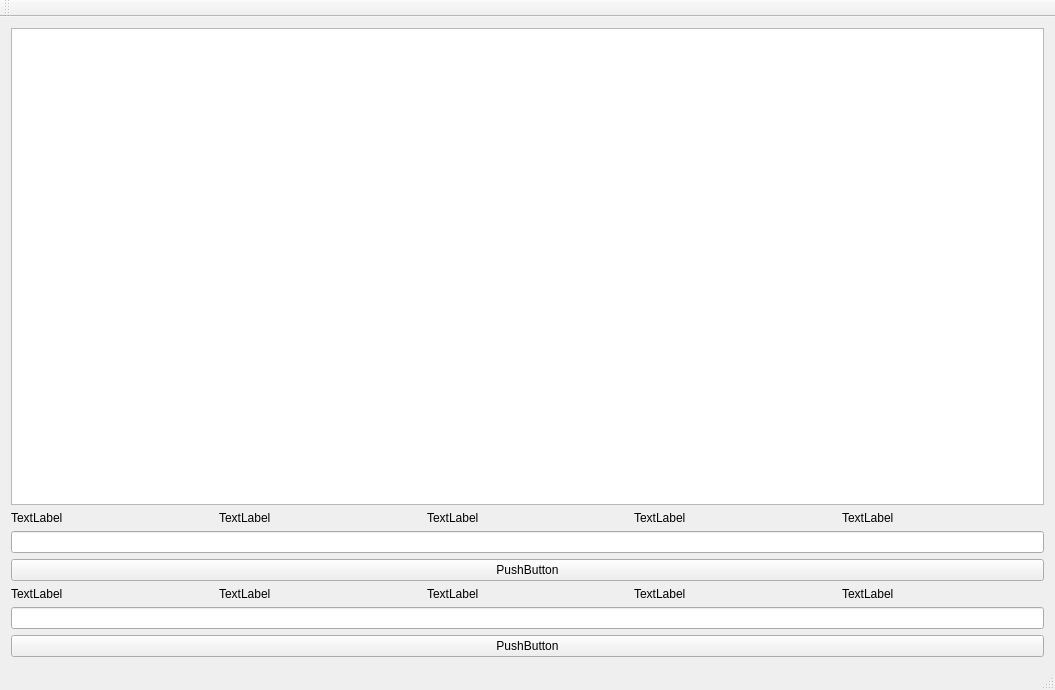
The window that consoleui.ui (gerwang/PlayGwent) describes before a commit, drawn with Qt 5.
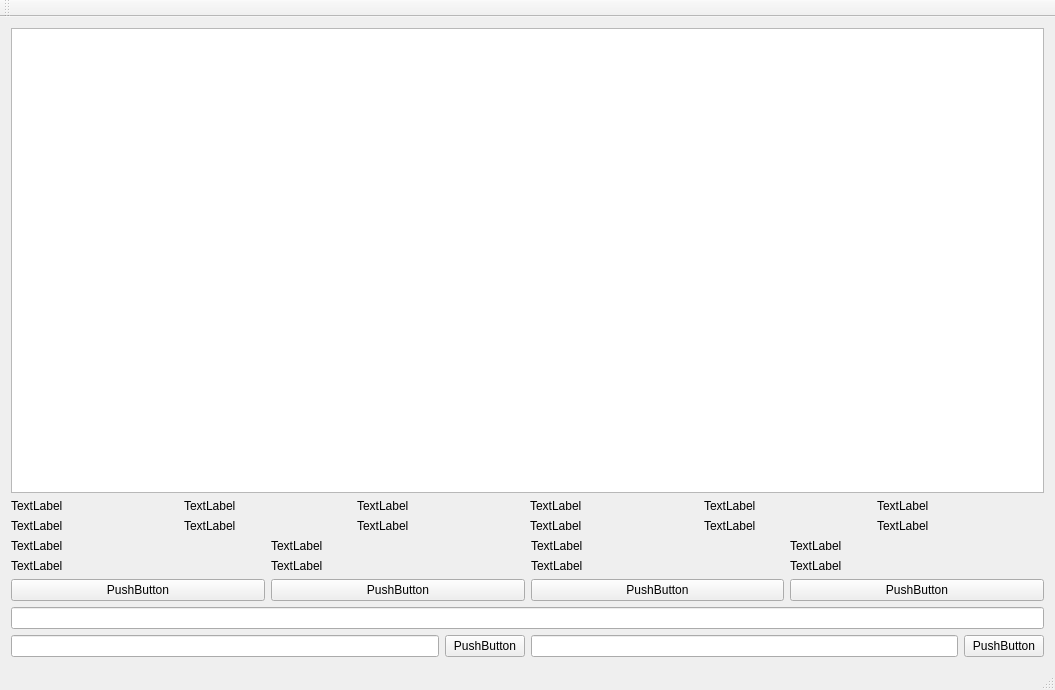
The same window after the commit.

What changed in the file:
```diff
--- a/consoleui.ui
+++ b/consoleui.ui
@@ -57,20 +57,6 @@
           </property>
          </widget>
         </item>
-       </layout>
-      </item>
-      <item>
-       <widget class="QLineEdit" name="lineEdit"/>
-      </item>
-      <item>
-       <widget class="QPushButton" name="pushButton">
-        <property name="text">
-         <string>PushButton</string>
-        </property>
-       </widget>
-      </item>
-      <item>
-       <layout class="QHBoxLayout" name="horizontalLayout_2">
         <item>
          <widget class="QLabel" name="label_6">
           <property name="text">
@@ -78,6 +64,10 @@
           </property>
          </widget>
         </item>
+       </layout>
+      </item>
+      <item>
+       <layout class="QHBoxLayout" name="horizontalLayout_2">
         <item>
          <widget class="QLabel" name="label_7">
           <property name="text">
@@ -106,13 +96,140 @@
           </property>
          </widget>
         </item>
+        <item>
+         <widget class="QLabel" name="label_11">
+          <property name="text">
+           <string>TextLabel</string>
+          </property>
+         </widget>
+        </item>
+        <item>
+         <widget class="QLabel" name="label_12">
+          <property name="text">
+           <string>TextLabel</string>
+          </property>
+         </widget>
+        </item>
        </layout>
       </item>
+     </layout>
+    </item>
+    <item row="4" column="1">
+     <widget class="QLineEdit" name="lineEdit"/>
+    </item>
+    <item row="1" column="1">
+     <layout class="QHBoxLayout" name="horizontalLayout_3">
       <item>
-       <widget class="QLineEdit" name="lineEdit_2"/>
+       <widget class="QLabel" name="label_16">
+        <property name="text">
+         <string>TextLabel</string>
+        </property>
+       </widget>
       </item>
+      <item>
+       <widget class="QLabel" name="label_15">
+        <property name="text">
+         <string>TextLabel</string>
+        </property>
+       </widget>
+      </item>
+      <item>
+       <widget class="QLabel" name="label_14">
+        <property name="text">
+         <string>TextLabel</string>
+        </property>
+       </widget>
+      </item>
+      <item>
+       <widget class="QLabel" name="label_13">
+        <property name="text">
+         <string>TextLabel</string>
+        </property>
+       </widget>
+      </item>
+     </layout>
+    </item>
+    <item row="3" column="1">
+     <layout class="QHBoxLayout" name="horizontalLayout_5">
       <item>
        <widget class="QPushButton" name="pushButton_2">
+        <property name="text">
+         <string>PushButton</string>
+        </property>
+       </widget>
+      </item>
+      <item>
+       <widget class="QPushButton" name="pushButton_3">
+        <property name="text">
+         <string>PushButton</string>
+        </property>
+       </widget>
+      </item>
+      <item>
+       <widget class="QPushButton" name="pushButton_4">
+        <property name="text">
+         <string>PushButton</string>
+        </property>
+       </widget>
+      </item>
+      <item>
+       <widget class="QPushButton" name="pushButton">
+        <property name="text">
+         <string>PushButton</string>
+        </property>
+       </widget>
+      </item>
+     </layout>
+    </item>
+    <item row="2" column="1">
+     <layout class="QHBoxLayout" name="horizontalLayout_4">
+      <item>
+       <widget class="QLabel" name="label_20">
+        <property name="text">
+         <string>TextLabel</string>
+        </property>
+       </widget>
+      </item>
+      <item>
+       <widget class="QLabel" name="label_19">
+        <property name="text">
+         <string>TextLabel</string>
+        </property>
+       </widget>
+      </item>
+      <item>
+       <widget class="QLabel" name="label_18">
+        <property name="text">
+         <string>TextLabel</string>
+        </property>
+       </widget>
+      </item>
+      <item>
+       <widget class="QLabel" name="label_17">
+        <property name="text">
+         <string>TextLabel</string>
+        </property>
+       </widget>
+      </item>
+     </layout>
+    </item>
+    <item row="5" column="1">
+     <layout class="QHBoxLayout" name="horizontalLayout_6">
+      <item>
+       <widget class="QLineEdit" name="lineEdit_2"/>
+      </item>
+      <item>
+       <widget class="QPushButton" name="pushButton_5">
+        <property name="text">
+         <string>PushButton</string>
+        </property>
+       </widget>
+      </item>
+      <item>
+       <widget class="QLineEdit" name="lineEdit_3"/>
+      </item>
+      <item>
+       <widget class="QPushButton" name="pushButton_6">
         <property name="text">
          <string>PushButton</string>
         </property>
```
Left out of the diff: 6 changed lines with no effect on the pictures.
